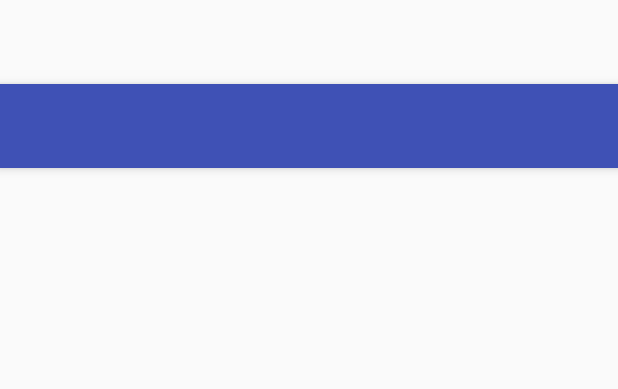
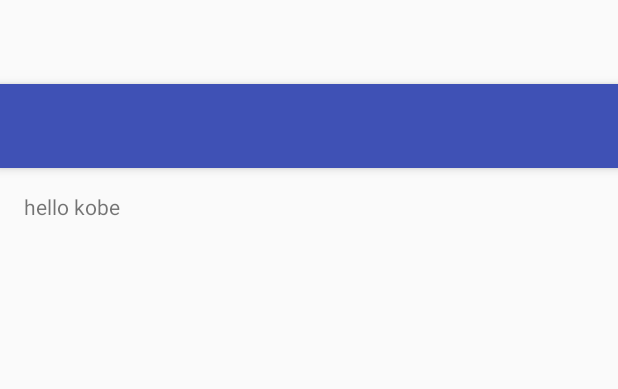
Before and after one commit to SzuMusic/SzuMusicApp, an Android app: the layout app_bar_home.xml on its own in the app's theme, with its tools: preview values and no code run, on a phone screen of 412 x 824 dp. Shown: the top 389 px of the screen. Run offline under Robolectric (Android 15) with nearby library versions, the phone set to English and light mode, and no system bars.

Commit message:
更新
更新

```diff
--- a/SzuMusicApp/app/src/main/res/layout/app_bar_home.xml
+++ b/SzuMusicApp/app/src/main/res/layout/app_bar_home.xml
@@ -5,7 +5,7 @@
     android:layout_width="match_parent"
     android:layout_height="match_parent"
     android:fitsSystemWindows="true"
-    tools:context="com.szumusic.szumusicapp.ui.main.HomeActivity">
+    tools:context=".ui.main.HomeActivity">
 
     <android.support.design.widget.AppBarLayout
         android:layout_width="match_parent"
--- a/SzuMusicApp/app/src/main/res/layout/content_home.xml
+++ b/SzuMusicApp/app/src/main/res/layout/content_home.xml
@@ -9,7 +9,12 @@
     android:paddingRight="@dimen/activity_horizontal_margin"
     android:paddingTop="@dimen/activity_vertical_margin"
     app:layout_behavior="@string/appbar_scrolling_view_behavior"
-    tools:context="com.szumusic.szumusicapp.ui.main.HomeActivity"
+    tools:context=".ui.main.HomeActivity"
     tools:showIn="@layout/app_bar_home">
 
+    <TextView
+        android:layout_width="wrap_content"
+        android:layout_height="wrap_content"
+        android:text="hello kobe"
+        />
 </RelativeLayout>
```
Also changed, not shown: SzuMusicApp/app/src/main/AndroidManifest.xml (+6 -5 lines), SzuMusicApp/app/src/main/java/com/szumusic/szumusicapp/ui/main/HomeActivity.java (+2 -18 lines).
